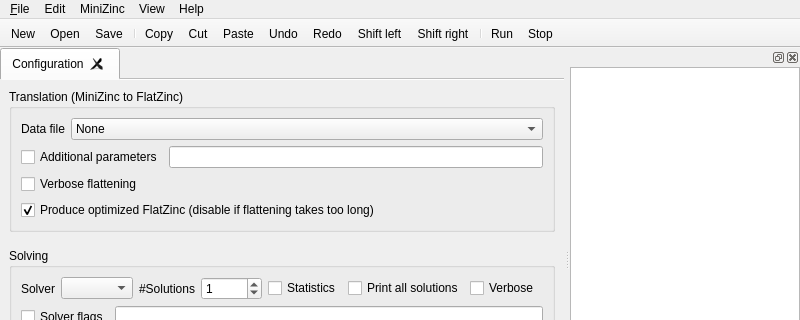
Above: MiniZincIDE/mainwindow.ui from MiniZinc/MiniZincIDE before the change; both pictures show x 0 to 800 and y 0 to 320 of the 800 by 727 pixel window. Below: the same form after it.
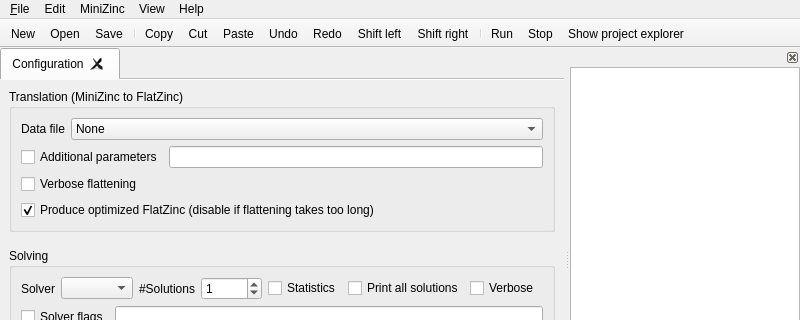
That is the form after the change. Icons and pictures are not drawn. Custom widgets are drawn as their Qt base class.

Commit message: Add action to show the project explorer, and make UI look a little nicer

```diff
--- a/MiniZincIDE/mainwindow.ui
+++ b/MiniZincIDE/mainwindow.ui
@@ -556,8 +556,15 @@
    <addaction name="separator"/>
    <addaction name="actionRun"/>
    <addaction name="actionStop"/>
+   <addaction name="actionShow_project_explorer"/>
   </widget>
-  <widget class="QDockWidget" name="dockWidget">
+  <widget class="QDockWidget" name="projectExplorerDockWidget">
+   <property name="features">
+    <set>QDockWidget::DockWidgetClosable|QDockWidget::DockWidgetMovable</set>
+   </property>
+   <property name="allowedAreas">
+    <set>Qt::LeftDockWidgetArea|Qt::RightDockWidgetArea</set>
+   </property>
    <attribute name="dockWidgetArea">
     <number>2</number>
    </attribute>
@@ -962,6 +969,15 @@
     <string>Hide tool bar</string>
    </property>
   </action>
+  <action name="actionShow_project_explorer">
+   <property name="icon">
+    <iconset resource="minizincide.qrc">
+     <normaloff>:/icons/images/package-x-generic.png</normaloff>:/icons/images/package-x-generic.png</iconset>
+   </property>
+   <property name="text">
+    <string>Show project explorer</string>
+   </property>
+  </action>
  </widget>
  <customwidgets>
   <customwidget>
```
Left out of the diff: 14 changed lines with no effect on the pictures. The commit also changes 4 other files.
